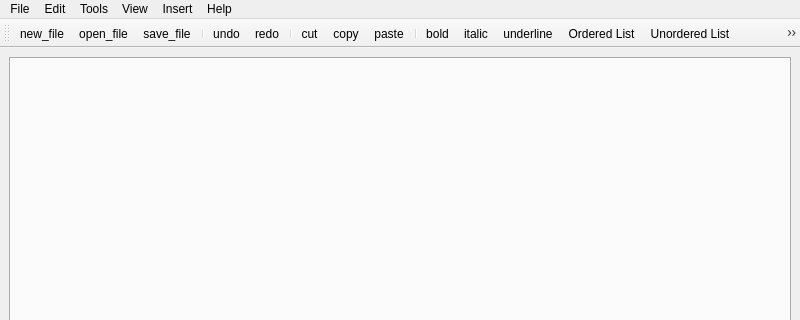
This is mainwindow.ui in maximillian2/html-editor-opensource as Qt 5 draws it before an edit; both pictures show x 0 to 800 and y 0 to 320 of the 800 by 600 pixel window. The edited form follows.
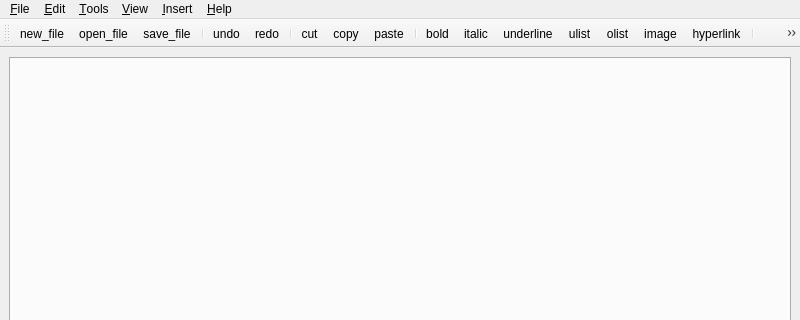
This is the edited form. Icons and pictures are not drawn.

```diff
--- a/mainwindow.ui
+++ b/mainwindow.ui
@@ -93,7 +93,7 @@
    </property>
    <widget class="QMenu" name="menuFile">
     <property name="title">
-     <string>File</string>
+     <string>&amp;File</string>
     </property>
     <addaction name="menu_new_file"/>
     <addaction name="menu_open_file"/>
@@ -104,7 +104,7 @@
    </widget>
    <widget class="QMenu" name="menuEdit">
     <property name="title">
-     <string>Edit</string>
+     <string>&amp;Edit</string>
     </property>
     <addaction name="menu_copy"/>
     <addaction name="menu_cut"/>
@@ -117,21 +117,21 @@
    </widget>
    <widget class="QMenu" name="menuTools">
     <property name="title">
-     <string>Tools</string>
+     <string>&amp;Tools</string>
     </property>
     <addaction name="menu_preview"/>
     <addaction name="menu_browser_preview"/>
    </widget>
    <widget class="QMenu" name="menuHelp">
     <property name="title">
-     <string>Help</string>
+     <string>&amp;Help</string>
     </property>
     <addaction name="menu_about_qt"/>
     <addaction name="menu_about_program"/>
    </widget>
    <widget class="QMenu" name="menuInsert">
     <property name="title">
-     <string>Insert</string>
+     <string>&amp;Insert</string>
     </property>
     <widget class="QMenu" name="list_submenu">
      <property name="title">
@@ -149,7 +149,7 @@
    </widget>
    <widget class="QMenu" name="menuView">
     <property name="title">
-     <string>View</string>
+     <string>&amp;View</string>
     </property>
     <addaction name="menu_show_toolbar"/>
     <addaction name="menu_show_statusbar"/>
@@ -186,8 +186,8 @@
    <addaction name="toolbar_bold"/>
    <addaction name="toolbar_italic"/>
    <addaction name="toolbar_underline"/>
-   <addaction name="toolbar_olist"/>
    <addaction name="toolbar_ulist"/>
+   <addaction name="toolbar_olist"/>
    <addaction name="toolbar_image"/>
    <addaction name="toolbar_hyperlink"/>
    <addaction name="separator"/>
@@ -555,7 +555,7 @@
      <normaloff>:/toolbar/olist.png</normaloff>:/toolbar/olist.png</iconset>
    </property>
    <property name="text">
-    <string>Ordered List</string>
+    <string>olist</string>
    </property>
    <property name="toolTip">
     <string>Ordered List</string>
@@ -567,7 +567,7 @@
      <normaloff>:/toolbar/ulist.png</normaloff>:/toolbar/ulist.png</iconset>
    </property>
    <property name="text">
-    <string>Unordered List</string>
+    <string>ulist</string>
    </property>
    <property name="toolTip">
     <string>Unordered List</string>
```
Left out of the diff: 36 changed lines with no effect on the pictures.
